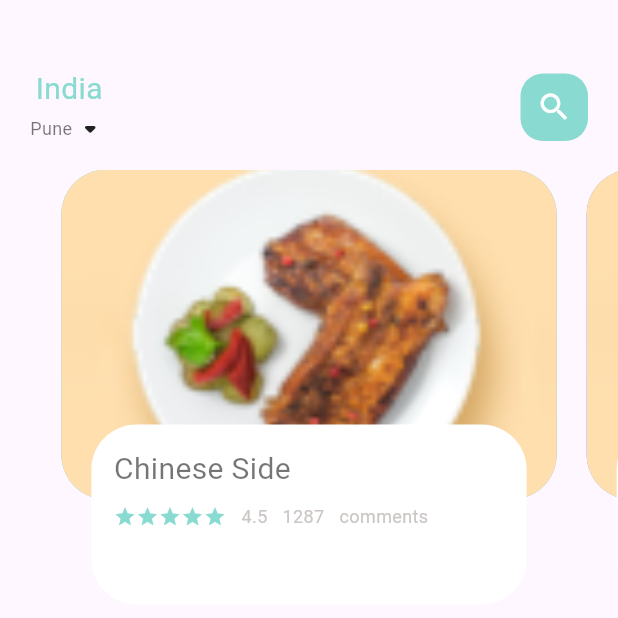
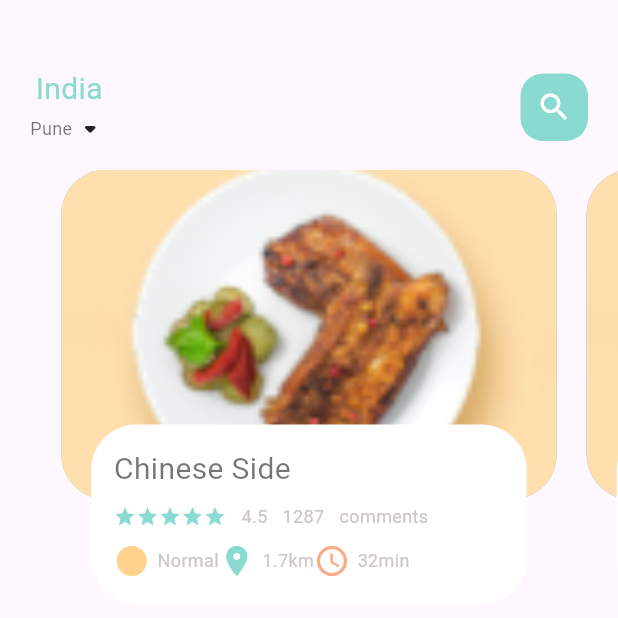
Before and after one commit to AkshayAshokCode/FoodDelivery, a Flutter app: the screen it shows after launch, on a phone screen of 412 x 824 dp, the top half of it. Run offline on Flutter 3.47's test engine with Material 3 defaults, Android fonts, the phone set to English and light mode, and no system bars.

Commit message:
add icon_and_text_widget.dart

```diff
--- a/lib/home/food_page_body.dart
+++ b/lib/home/food_page_body.dart
@@ -1,6 +1,7 @@
 import 'package:flutter/cupertino.dart';
 import 'package:flutter/material.dart';
 import 'package:food_delivery/utils/colors.dart';
+import 'package:food_delivery/widgets/icon_and_text_widget.dart';
 
 import '../widgets/big_text.dart';
 import '../widgets/small_text.dart';
@@ -91,7 +92,9 @@ class _FoodPageBodyState extends State<FoodPageBody> with SingleTickerProviderSt
                   SizedBox(height: 10,),
                   Row(
                     children: [
-
+                      IconAndTextWidget(icon: Icons.circle_sharp, text: "Normal", iconColor: AppColors.iconColor1),
+                      IconAndTextWidget(icon: Icons.location_on, text: "1.7km", iconColor: AppColors.mainColor),
+                      IconAndTextWidget(icon: Icons.access_time_rounded, text: "32min", iconColor: AppColors.iconColor2)
                     ]
                   )
                 ],
--- /dev/null
+++ b/lib/widgets/icon_and_text_widget.dart
@@ -0,0 +1,20 @@
+import 'package:flutter/cupertino.dart';
+import 'package:food_delivery/widgets/small_text.dart';
+
+class IconAndTextWidget extends StatelessWidget {
+  final IconData icon;
+  final String text;
+  final Color iconColor;
+  const IconAndTextWidget({super.key, required this.icon, required this.text, required this.iconColor});
+
+  @override
+  Widget build(BuildContext context) {
+    return Row(
+      children: [
+        Icon(icon, color: iconColor),
+        SizedBox(width: 5,),
+        SmallText(text: text),
+      ]
+    );
+  }
+}
```
